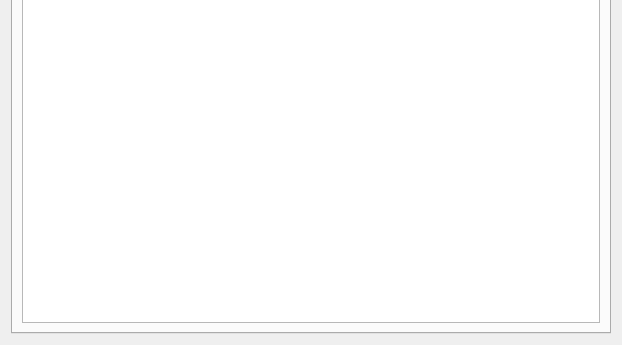
Above: comrad/app/about/about.ui from jfpatrick/accsoft-gui-rad-comrad before the change; both pictures show x 0 to 622 and y 505 to 850 of the 622 by 850 pixel window. Below: the same form after it.
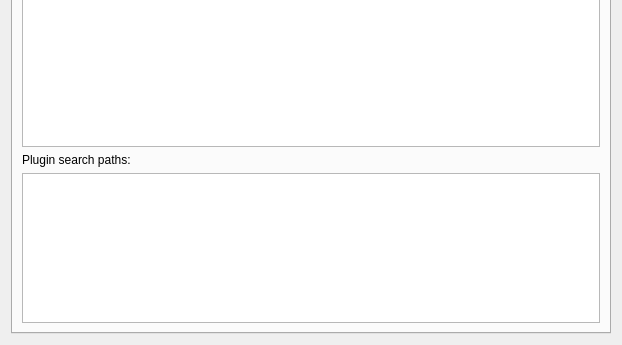
That is the form after the change. The open tabs and pages were chosen to show the change. Icons and pictures are not drawn.

Commit message: Add support for user-defined data plugin search paths

```diff
--- a/comrad/app/about/about.ui
+++ b/comrad/app/about/about.ui
@@ -621,7 +621,7 @@
       <attribute name="title">
        <string>Data Plugins</string>
       </attribute>
-      <layout class="QVBoxLayout" name="verticalLayout_4">
+      <layout class="QVBoxLayout" name="verticalLayout_8">
        <item>
         <widget class="QTableWidget" name="plugins_table">
          <property name="focusPolicy">
@@ -660,6 +660,62 @@
          </column>
         </widget>
        </item>
+       <item>
+        <widget class="QWidget" name="data_plugin_path_view" native="true">
+         <layout class="QVBoxLayout" name="verticalLayout_4">
+          <property name="leftMargin">
+           <number>0</number>
+          </property>
+          <property name="topMargin">
+           <number>0</number>
+          </property>
+          <property name="rightMargin">
+           <number>0</number>
+          </property>
+          <property name="bottomMargin">
+           <number>0</number>
+          </property>
+          <item>
+           <widget class="QLabel" name="label_12">
+            <property name="text">
+             <string>Plugin search paths:</string>
+            </property>
+           </widget>
+          </item>
+          <item>
+           <widget class="QListWidget" name="data_plugin_path_list">
+            <property name="sizePolicy">
+             <sizepolicy hsizetype="Expanding" vsizetype="Maximum">
+              <horstretch>0</horstretch>
+              <verstretch>0</verstretch>
+             </sizepolicy>
+            </property>
+            <property name="maximumSize">
+             <size>
+              <width>16777215</width>
+              <height>150</height>
+             </size>
+            </property>
+            <property name="focusPolicy">
+             <enum>Qt::NoFocus</enum>
+            </property>
+            <property name="editTriggers">
+             <set>QAbstractItemView::NoEditTriggers</set>
+            </property>
+            <property name="showDropIndicator" stdset="0">
+             <bool>false</bool>
+            </property>
+            <property name="defaultDropAction">
+             <enum>Qt::IgnoreAction</enum>
+            </property>
+            <property name="selectionMode">
+             <enum>QAbstractItemView::NoSelection</enum>
+            </property>
+           </widget>
+          </item>
+         </layout>
+        </widget>
+       </item>
       </layout>
      </widget>
      <widget class="QWidget" name="tab_contributors">
```
The commit also changes 5 other files.
